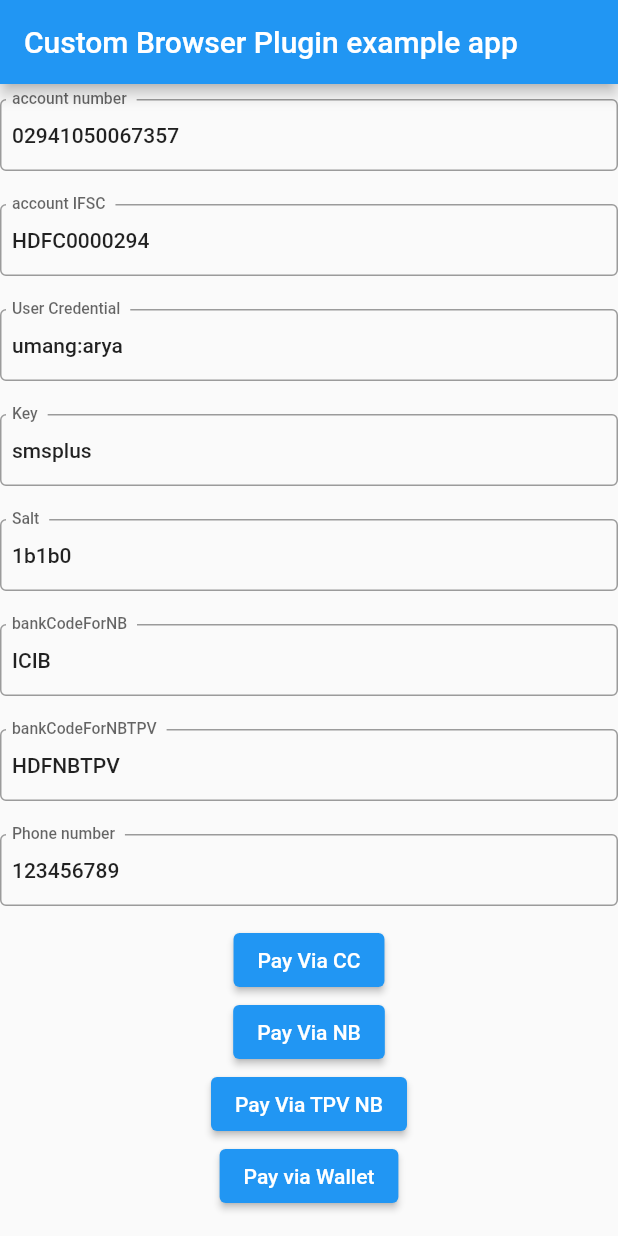
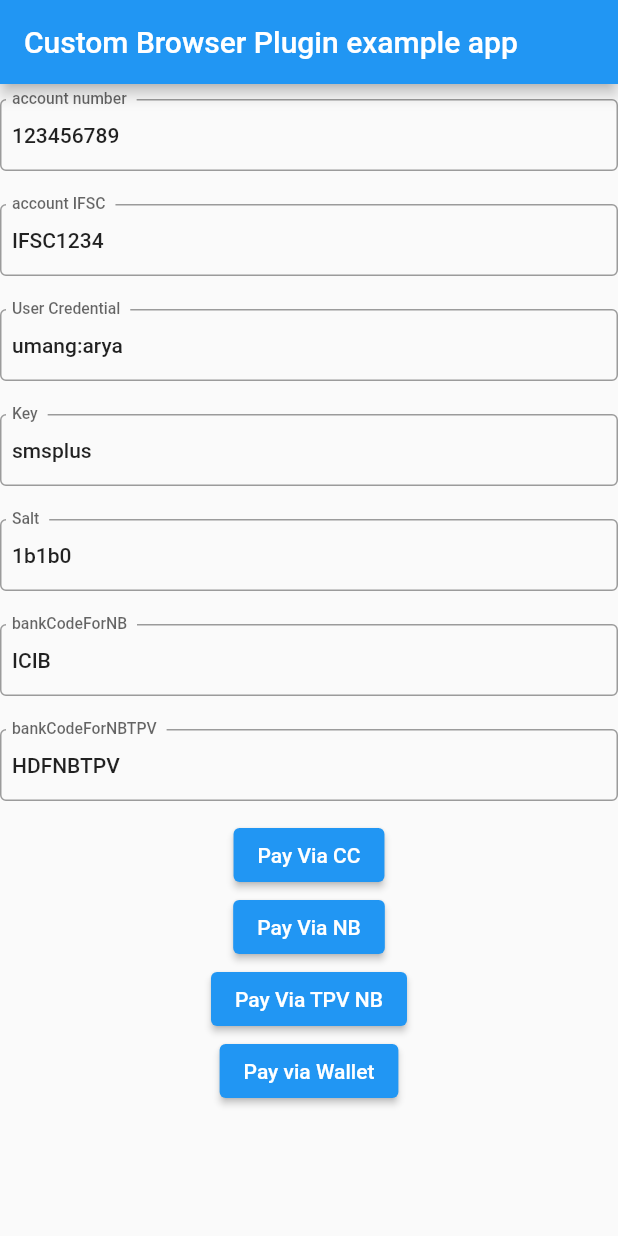
Before and after one commit to payu-intrepos/PayUCustomBrowser-Flutter, a Flutter app: the screen it shows after launch, on a phone screen of 412 x 824 dp. Run offline on Flutter 3.47's test engine with Material 2 defaults, Android fonts, the phone set to English and light mode, and no system bars; missing offline and left inert: payubiz_cb_flutter.

Commit message:
no message

```diff
--- a/lib/main.dart
+++ b/lib/main.dart
@@ -1,6 +1,6 @@
 import 'package:flutter/material.dart';
-import 'package:payu_custom_browser_flutter/payu_custom_browser_flutter.dart';
-import 'package:payu_custom_browser_flutter/PayUCBConstantKeys.dart';
+import 'package:payubiz_cb_flutter/payubiz_cb_flutter.dart';
+import 'package:payubiz_cb_flutter/PayUCBConstantKeys.dart';
 import 'package:crypto/crypto.dart';
 import 'dart:convert';
 
@@ -14,22 +14,23 @@ class MyApp extends StatefulWidget {
   State<MyApp> createState() => _MyAppState();
 }
 
-class _MyAppState extends State<MyApp> implements PayuCustomBrowserProtocol {
+class _MyAppState extends State<MyApp> implements PayUCustomBrowserProtocol {
 
-  late PayuCustomBrowserFlutter payUCustomBrowserFlutterPlugin;
+  late PayUCustomBrowserFlutter payUCustomBrowserFlutterPlugin;
   TextEditingController keyTextField = TextEditingController(text:"smsplus");
   TextEditingController saltTextField = TextEditingController(text:"1b1b0");
   TextEditingController userCredentialTextField = TextEditingController(text:"umang:arya");
-  TextEditingController accountNumberTextField = TextEditingController(text:"02941050067357");
-  TextEditingController accountIFSCTextField = TextEditingController(text:"HDFC0000294");
+  TextEditingController accountNumberTextField = TextEditingController(text:"123456789");
+  TextEditingController accountIFSCTextField = TextEditingController(text:"IFSC1234");
   TextEditingController bankCodeForNBTextField = TextEditingController(text:"ICIB");
   TextEditingController bankCodeForNBTPVTextField  = TextEditingController(text:"HDFNBTPV");
-  TextEditingController phoneTextField  = TextEditingController(text:"123456789");
+
+
 
   @override
   void initState() {
     super.initState();
-    payUCustomBrowserFlutterPlugin = PayuCustomBrowserFlutter(this);
+    payUCustomBrowserFlutterPlugin = PayUCustomBrowserFlutter(this);
     PayUTestCredentials.merchantKey = keyTextField.text;
     PayUTestCredentials.merchantSalt = saltTextField.text;
     PayUTestCredentials.userCredential = userCredentialTextField.text;
@@ -37,7 +38,7 @@ class _MyAppState extends State<MyApp> implements PayuCustomBrowserProtocol {
     PayUTestCredentials.accountIFSC = accountIFSCTextField.text;
     PayUTestCredentials.bankCodeForNB = bankCodeForNBTextField.text;
     PayUTestCredentials.bankCodeForNBTPV = bankCodeForNBTPVTextField.text;
-    PayUTestCredentials.phone = phoneTextField.text;
+
   }
 
   @override
@@ -236,31 +237,6 @@ class _MyAppState extends State<MyApp> implements PayuCustomBrowserProtocol {
                       ),
                       Row(
                         mainAxisAlignment: MainAxisAlignment.center,
-                        children: [
-                          Flexible(
-                            child: Container(
-                              margin: const EdgeInsets.only(
-                                  top: 10.0, bottom: 10.0),
-                              height: 50,
-                              child: TextField(
-                                controller: phoneTextField,
-                                decoration: const InputDecoration(
-                                  labelText: 'Phone number ',
-                                  contentPadding: EdgeInsets.all(8),
-                                  border: OutlineInputBorder(),
-                                ),
-                                style: Theme.of(context).textTheme.bodyText1,
-                                onChanged: (content) {
-                                  PayUTestCredentials.phone =
-                                      phoneTextField.text;
-                                },
-                              ),
-                            ),
-                          ),
-                        ],
-                      ),
-                      Row(
-                        mainAxisAlignment: MainAxisAlignment.center,
                         children: <Widget>[
                           ElevatedButton(
                             child: const Text("Pay Via CC"),
@@ -419,7 +395,7 @@ class PayUTestCredentials {
   static const productInfo = "Info";
   static const firstName = "Abc";
   static const email = "test@gmail.com";
-  static String phone = "7503829146";
+  static const phone = "9999999999";
 
   static const _paymentUrl =
       "https://secure.payu.in/_payment"; //'https://test.payu.in/_payment';
@@ -432,10 +408,10 @@ class PayUTestCredentials {
   static String userCredential = "";
 
   static const walletId = 'AMON';
-  static const ccnum = '00000000000000';  //TODO: Remove it
-  static const cvv = '000';  //TODO: Remove it
-  static const ccexpyr = '2023';  //TODO: Remove it
-  static const ccexpmon = '11';  //TODO: Remove it
+  static const ccnum = '00000000000000';
+  static const cvv = '000';
+  static const ccexpyr = '2023';
+  static const ccexpmon = '11';
   static const ccname = 'PayuUser';
 
   static var siParams = {
@@ -519,10 +495,8 @@ class PayUParams {
       PayUPaymentParamKey.key: PayUTestCredentials.merchantKey,
       PayUPaymentParamKey.transaction_id: txnId,
       PayUPaymentParamKey.amount: PayUTestCredentials.amount,
-      PayUPaymentParamKey.ios_surl: PayUTestCredentials.sUrl,
-      PayUPaymentParamKey.ios_furl: PayUTestCredentials.fUrl,
-      PayUPaymentParamKey.android_surl: PayUTestCredentials.sUrl,
-      PayUPaymentParamKey.android_furl: PayUTestCredentials.fUrl,
+      PayUPaymentParamKey.surl: PayUTestCredentials.sUrl,
+      PayUPaymentParamKey.furl: PayUTestCredentials.fUrl,
       PayUPaymentParamKey.product_info: PayUTestCredentials.productInfo,
       PayUPaymentParamKey.cb_config: {
         PayUPaymentParamKey.first_name: PayUTestCredentials.firstName,
```
Also changed, not shown: pubspec.yaml (+10 -12 lines), 8 other files.
